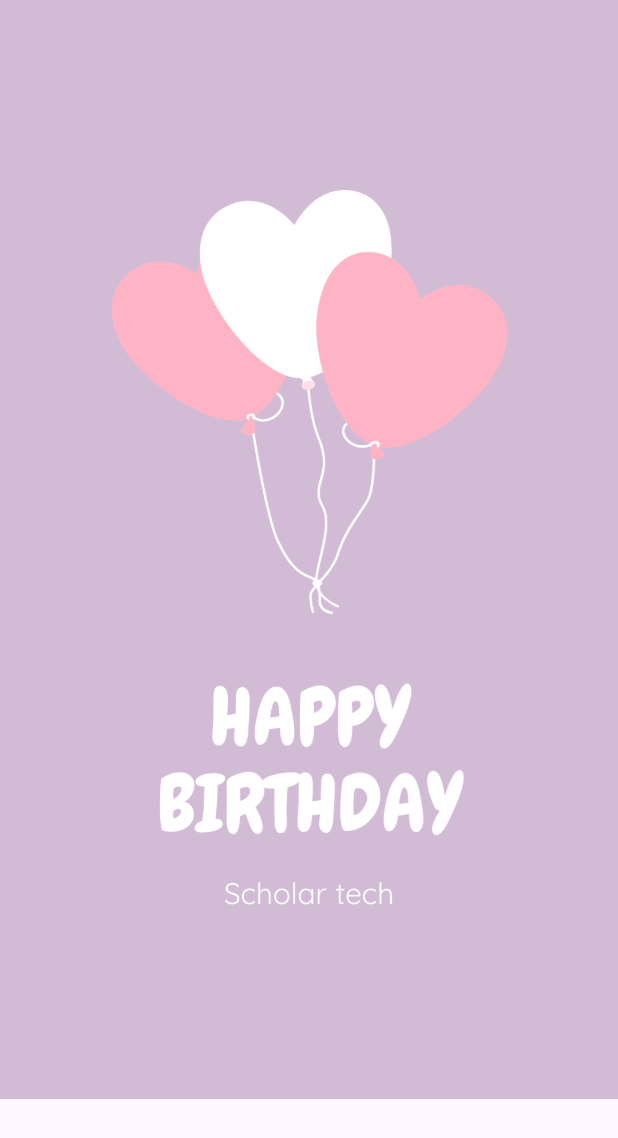
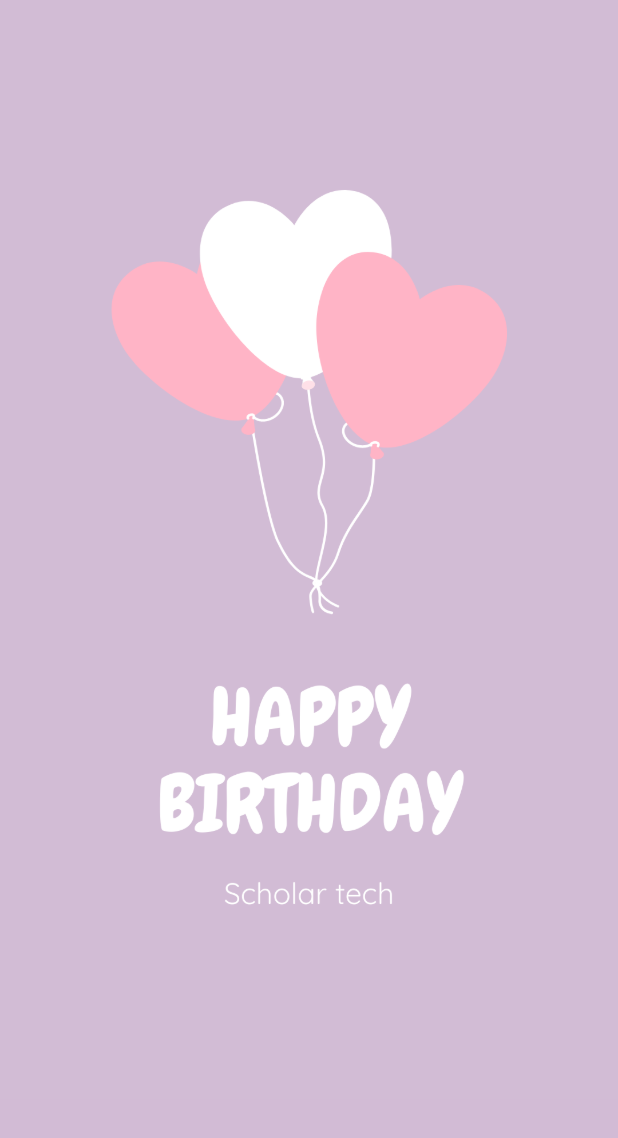
Before and after one commit to ali4hassan9ali2022/birthday_card_app, a Flutter app: the screen it shows after launch, on a phone screen of 412 x 824 dp. Shown: the top 1138 px of the screen. Run offline on Flutter 3.47's test engine with Material 3 defaults, Android fonts, the phone set to English and light mode, and no system bars.

Commit message:
add color to app

```diff
--- a/lib/main.dart
+++ b/lib/main.dart
@@ -12,6 +12,7 @@ class BirthdayCardApp extends StatelessWidget {
     return MaterialApp(
       debugShowCheckedModeBanner: false,
       home: Scaffold(
+        backgroundColor:const Color(0xffd2bbd5),
         body: Image.asset("Images/2022-01-19_06-29-41-33803e677e5b58cfcf6c40e60220beb3.png"),
       ),
     );
```
